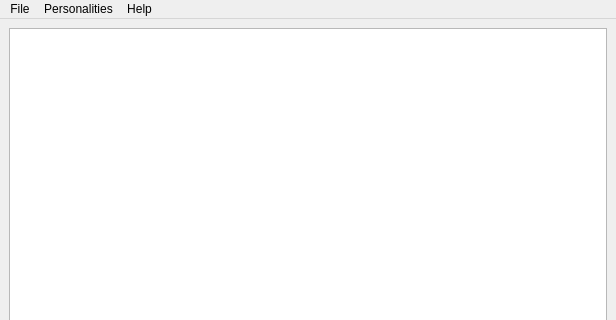
First picture: the form in chatai/pyqt/chatbot.ui, repository Capsize-Games/chatai, before the edit; both pictures show x 0 to 616 and y 0 to 320 of the 616 by 666 pixel window.
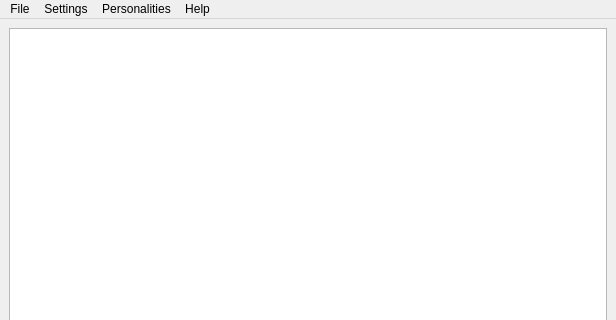
Second picture: the form after the edit.

Commit message: add support for model switching

What changed in the file:
```diff
--- a/chatai/pyqt/chatbot.ui
+++ b/chatai/pyqt/chatbot.ui
@@ -224,7 +224,19 @@
      <string>Personalities</string>
     </property>
    </widget>
+   <widget class="QMenu" name="menuSettings">
+    <property name="title">
+     <string>Settings</string>
+    </property>
+    <addaction name="actionFlan_T5_Small"/>
+    <addaction name="actionFlan_T5_Base"/>
+    <addaction name="actionFlan_T5_Large"/>
+    <addaction name="actionFlan_T5_XL"/>
+    <addaction name="actionFlan_T5_XXL"/>
+    <addaction name="actionFlan_T5_UL"/>
+   </widget>
    <addaction name="menuFile"/>
+   <addaction name="menuSettings"/>
    <addaction name="menuPersonalities"/>
    <addaction name="menuHelp"/>
   </widget>
```
Left out of the diff: 48 changed lines with no effect on the pictures. The commit also changes 2 other files.
